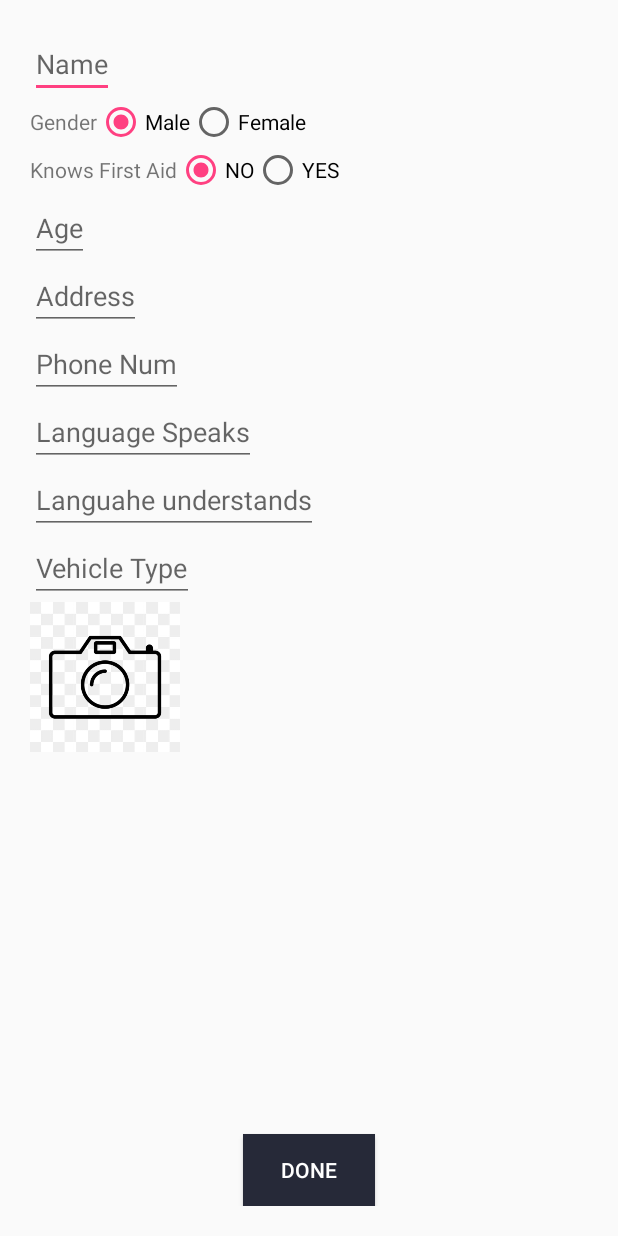
After one commit to rohitksingh/IBM-HACK2, an Android app: the QuestionnaireActivity screen opened directly, with no data from a screen before it, on a phone screen of 412 x 824 dp. The commit adds this screen. Run offline under Robolectric (Android 15) with nearby library versions, the light colour scheme and no system bars.

Commit message:
Added user activity

```diff
--- a/LoginUI/app/src/main/AndroidManifest.xml
+++ b/LoginUI/app/src/main/AndroidManifest.xml
@@ -33,6 +33,8 @@
         <activity android:name=".GetStartedActivity"></activity>
         <activity android:name=".FormActivity"/>
         <activity android:name=".ProfileActivity"/>
+        <activity android:name=".QuestionnaireActivity"/>
+        <activity android:name=".UserActivity"/>
     </application>
 
 </manifest>
--- a/LoginUI/app/src/main/java/com/example/user_pc/loginui/GetStartedActivity.java
+++ b/LoginUI/app/src/main/java/com/example/user_pc/loginui/GetStartedActivity.java
@@ -38,7 +38,7 @@ public class GetStartedActivity extends AppCompatActivity {
 
                 Toast.makeText(GetStartedActivity.this, "Hey", Toast.LENGTH_LONG).show();
 
-                Intent intent = new Intent(GetStartedActivity.this, FormActivity.class);
+                Intent intent = new Intent(GetStartedActivity.this, UserActivity.class);
                 startActivity(intent);
             }
         });
--- /dev/null
+++ b/LoginUI/app/src/main/java/com/example/user_pc/loginui/QuestionnaireActivity.java
@@ -0,0 +1,33 @@
+package com.example.user_pc.loginui;
+
+import android.os.Bundle;
+import android.support.v7.app.AppCompatActivity;
+import android.view.View;
+import android.widget.ImageView;
+import android.widget.Toast;
+
+public class QuestionnaireActivity extends AppCompatActivity {
+
+    private ImageView imageView;
+
+    @Override
+    public void onCreate(Bundle sis){
+        super.onCreate(sis);
+        setContentView(R.layout.activity_question);
+
+        imageView = findViewById(R.id.image);
+
+        imageView.setOnClickListener(new View.OnClickListener() {
+            @Override
+            public void onClick(View v) {
+                takePhoto();
+            }
+        });
+
+    }
+
+    public void takePhoto(){
+        Toast.makeText(this, "ss", Toast.LENGTH_LONG).show();
+    }
+
+}
--- /dev/null
+++ b/LoginUI/app/src/main/res/layout/activity_question.xml
@@ -0,0 +1,129 @@
+<?xml version="1.0" encoding="utf-8"?>
+<RelativeLayout xmlns:android="http://schemas.android.com/apk/res/android"
+    android:orientation="vertical"
+    android:layout_width="match_parent"
+    android:layout_height="match_parent"
+    android:padding="20dp"
+    >
+    <EditText
+        android:id="@+id/name"
+        android:layout_width="wrap_content"
+        android:layout_height="wrap_content"
+        android:hint="Name"
+        />
+    <RadioGroup
+        android:id="@+id/gender"
+        android:layout_width="wrap_content"
+        android:layout_height="wrap_content"
+        android:orientation="horizontal"
+        android:layout_below="@id/name"
+        >
+        <TextView
+            android:layout_width="wrap_content"
+            android:layout_height="wrap_content"
+            android:text="Gender"
+            android:layout_centerHorizontal="true"
+            />
+        <RadioButton
+            android:id="@+id/male"
+            android:layout_width="wrap_content"
+            android:layout_height="wrap_content"
+            android:text="Male"
+            android:checked="true" />
+
+        <RadioButton
+            android:id="@+id/female"
+            android:layout_width="wrap_content"
+            android:layout_height="wrap_content"
+            android:text="Female" />
+
+    </RadioGroup>
+    <RadioGroup
+        android:id="@+id/doctor"
+        android:layout_width="wrap_content"
+        android:layout_height="wrap_content"
+        android:orientation="horizontal"
+        android:layout_below="@id/gender"
+        >
+        <TextView
+            android:layout_width="wrap_content"
+            android:layout_height="wrap_content"
+            android:text="Knows First Aid"
+            />
+        <RadioButton
+            android:id="@+id/NO"
+            android:layout_width="wrap_content"
+            android:layout_height="wrap_content"
+            android:text="NO"
+            android:checked="true" />
+
+        <RadioButton
+            android:id="@+id/YES"
+            android:layout_width="wrap_content"
+            android:layout_height="wrap_content"
+            android:text="YES" />
+
+    </RadioGroup>
+
+    <EditText
+        android:id="@+id/age"
+        android:layout_width="wrap_content"
+        android:layout_height="wrap_content"
+        android:hint="Age"
+        android:layout_below="@id/doctor"
+        />
+
+    <EditText
+        android:id="@+id/address"
+        android:layout_width="wrap_content"
+        android:layout_height="wrap_content"
+        android:hint="Address"
+        android:layout_below="@id/age"
+        />
+    <EditText
+        android:id="@+id/phoneNum"
+        android:layout_width="wrap_content"
+        android:layout_height="wrap_content"
+        android:hint="Phone Num"
+        android:layout_below="@id/address"
+        />
+    <EditText
+        android:id="@+id/languages"
+        android:layout_width="wrap_content"
+        android:layout_height="wrap_content"
+        android:hint="Language Speaks"
+        android:layout_below="@id/phoneNum"
+        />
+    <EditText
+        android:id="@+id/affilations"
+        android:layout_width="wrap_content"
+        android:layout_height="wrap_content"
+        android:hint="Languahe understands"
+        android:layout_below="@id/languages"
+        />
+    <EditText
+        android:id="@+id/vehicle"
+        android:layout_width="wrap_content"
+        android:layout_height="wrap_content"
+        android:hint="Vehicle Type"
+        android:layout_below="@id/affilations"
+        />
+    <Button
+        android:id="@+id/sign_up"
+        android:layout_width="wrap_content"
+        android:layout_height="wrap_content"
+        android:text="Done"
+        android:background="@color/colorPrimary"
+        android:textColor="#ffffff"
+        android:layout_alignParentBottom="true"
+        android:layout_centerHorizontal="true"
+        />
+    <ImageView
+        android:id="@+id/image"
+        android:layout_width="100dp"
+        android:layout_height="100dp"
+        android:background="@drawable/camera"
+        android:layout_below="@id/vehicle"
+
+        />
+</RelativeLayout>
```
Also changed, not shown: LoginUI/app/src/main/java/com/example/user_pc/loginui/UserActivity.java (added, +63 -0 lines), LoginUI/app/src/main/res/layout/activity_user.xml (added, +45 -0 lines), LoginUI/app/src/main/res/drawable/camera.jpg (added).
